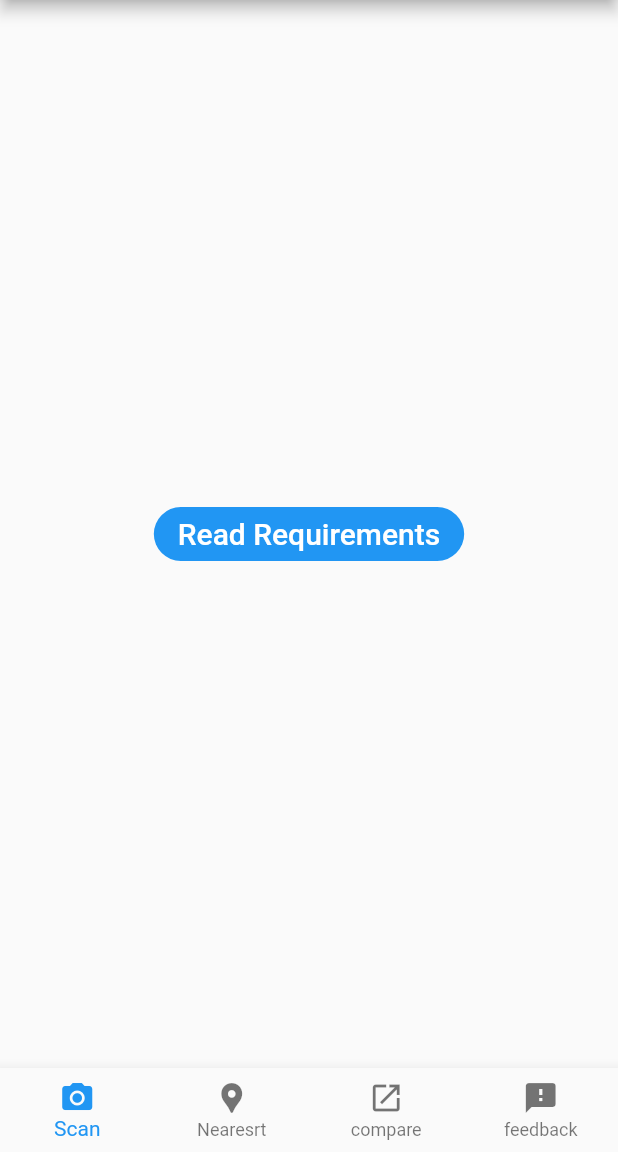
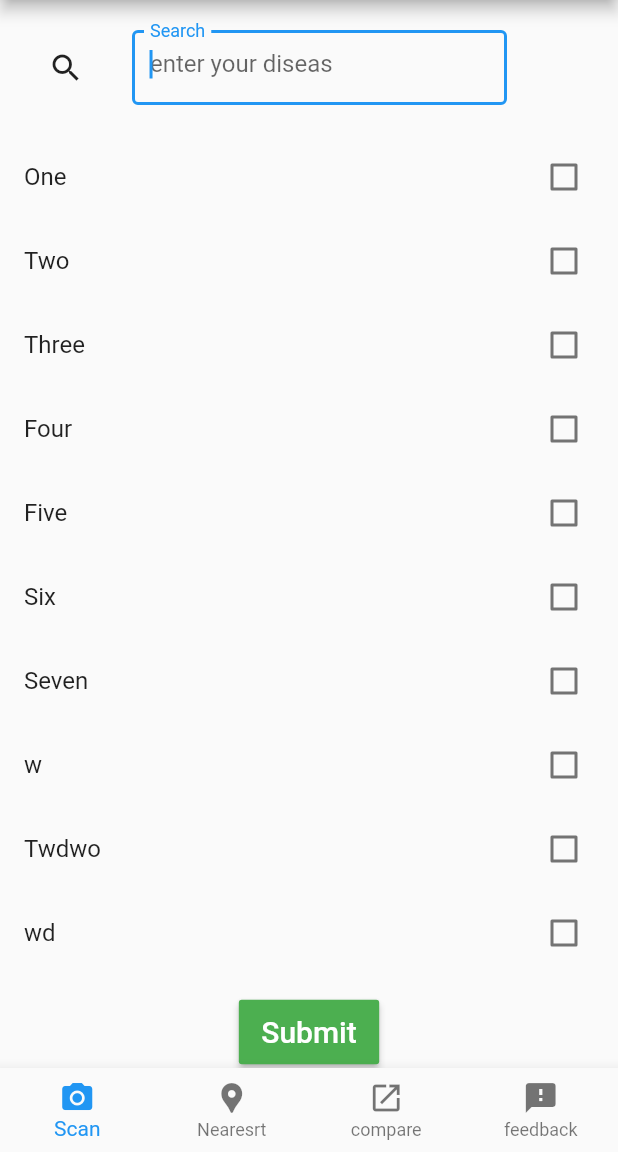
Before and after one commit to A-Alii/Medical-Analysis-Reader, a Flutter app: the Know screen opened by its route, on a phone screen of 412 x 824 dp, the part 84-1236 px from its top. Run offline on Flutter 3.47's test engine with Material 2 defaults, Android fonts, the phone set to English and light mode, and no system bars; our stand-ins replace curved_navigation_bar, image_cropper, image_picker, shared_preferences, toast; accounts and stored records are empty; network calls fail.

Commit message:
new features

```diff
--- a/lib/Pages/know-analysis.dart
+++ b/lib/Pages/know-analysis.dart
@@ -18,6 +18,37 @@ class Know extends StatefulWidget {
 }
 
 class _KnowState extends State<Know> {
+  Map<String, bool> numbers = {
+    'One': false,
+    'Two': false,
+    'Three': false,
+    'Four': false,
+    'Five': false,
+    'Six': false,
+    'Seven': false,
+    'w': false,
+    'Twdwo': false,
+    'wd': false,
+    'wd': false,
+    'qa': false,
+    'Sixqwf': false,
+    'wd': false,
+  };
+  var holder_1 = [];
+  getItems() {
+    numbers.forEach((key, value) {
+      if (value == true) {
+        holder_1.add(key);
+      }
+    });
+
+    // Printing all selected items on Terminal screen.
+    print(holder_1);
+    // Here you will get all your selected Checkbox items.
+
+    // Clear array after use.
+    holder_1.clear();
+  }
   //  final allowNotifications = NotificationSetting(title: 'all Notifications');
 
   // final notifications = [
@@ -28,6 +59,7 @@ class _KnowState extends State<Know> {
   @override
   Widget build(BuildContext context) {
     var mdw = MediaQuery.of(context).size.width;
+
     return Scaffold(
         appBar: AppBar(
           actions: <Widget>[
@@ -40,6 +72,67 @@ class _KnowState extends State<Know> {
           centerTitle: true,
         ),
         drawer: MyDrawer(),
+        body: Column(
+          children: <Widget>[
+            Container(
+              margin: EdgeInsets.only(top: 20, bottom: 20),
+              child: new Row(
+                children: [
+                  Container(
+                    child: FlatButton(
+                        onPressed: () => {}, child: Icon(Icons.search)),
+                  ),
+                  Container(
+                    height: 50,
+                    width: 250,
+                    child: new TextField(
+                      autocorrect: true,
+                      autofocus: true,
+                      keyboardType: TextInputType.text,
+                      decoration: new InputDecoration(
+                        labelText: 'Search',
+                        hintText: 'enter your diseas ',
+                        border: new OutlineInputBorder(
+                            //borderRadius: const BorderRadius.all(Radius.circular(30.0)),
+                            borderSide: BorderSide(
+                                color: Colors.white) //This is Ignored,
+                            ),
+                      ),
+                    ),
+                  ),
+                ],
+              ),
+            ),
+            Expanded(
+              child: ListView(
+                children: numbers.keys.map((String key) {
+                  return new CheckboxListTile(
+                    title: new Text(key),
+                    value: numbers[key],
+                    activeColor: Colors.black,
+                    checkColor: Colors.white,
+                    onChanged: (bool value) {
+                      setState(() {
+                        numbers[key] = value;
+                      });
+                    },
+                  );
+                }).toList(),
+              ),
+            ),
+            RaisedButton(
+              child: Text(
+                " Submit ",
+                style: TextStyle(fontSize: 20),
+              ),
+              onPressed: getItems,
+              color: Colors.green,
+              textColor: Colors.white,
+              splashColor: Colors.grey,
+              padding: EdgeInsets.fromLTRB(10, 10, 10, 10),
+            ),
+          ],
+        ),
 
         //      body: ListView(
         //         children: [
@@ -95,21 +188,23 @@ class _KnowState extends State<Know> {
         //         notification.title,
         //         style: TextStyle(fontSize: 20, fontWeight: FontWeight.bold),
         //       ),
-        //     );
-        body: Container(
-          child: Center(
-            child: MyButton(
-              title: "Read Requirements",
-              function: () {
-                Navigator.push(
-                  context,
-                  MaterialPageRoute(builder: (context) => ReadReq()),
-                );
-              },
-              mdw: mdw,
-            ),
-          ),
-        ),
+        // //     );
+
+        //POPUP
+        // body: Container(
+        //   child: Center(
+        //     child: MyButton(
+        //       title: "Read Requirements",
+        //       function: () {
+        //         Navigator.push(
+        //           context,
+        //           MaterialPageRoute(builder: (context) => ReadReq()),
+        //         );
+        //       },
+        //       mdw: mdw,
+        //     ),
+        //   ),
+        // ),
         //Navigation
         bottomNavigationBar: BottomNavigationBar(
           type: BottomNavigationBarType.fixed,
--- a/lib/Pages/login.dart
+++ b/lib/Pages/login.dart
@@ -245,7 +245,7 @@ class _LogInState extends State<LogIn> {
                           children: [
                             showsignin
                                 ? InkWell(
-                                    onTap: () {},
+                                    onTap: () {Navigator.of(context).pushNamed('Forget');},
                                     child: Text("Forgot Password",
                                         style: TextStyle(
                                           color: Colors.blue,
--- a/lib/Pages/nearest-lab.dart
+++ b/lib/Pages/nearest-lab.dart
@@ -6,8 +6,8 @@ import 'package:flutter/cupertino.dart';
 import 'package:flutter/material.dart';
 import 'package:medical/Components/mydrawer.dart';
 
-//import 'package:google_maps_flutter/google_maps_flutter.dart';
-//import 'package:search_map_place/search_map_place.dart';
+// import 'package:google_maps_flutter/google_maps_flutter.dart';
+//  import 'package:search_map_place/search_map_place.dart';
 import 'package:url_launcher/url_launcher.dart';
 class Nearest extends StatefulWidget {
   @override
@@ -72,7 +72,7 @@ class _NearestState extends State<Nearest> {
   }
 
    openurl() async{
-    const url1 ='https://www.google.com/maps/search/?api=1&query=medical+labs';
+    const url1 ='https://www.google.com/maps/search/?api=1&query=medical+laboratory';
     if (await canLaunch(url1)) {
       await launch(url1);
     } else {
--- a/lib/Pages/notes-on-analysis.dart
+++ b/lib/Pages/notes-on-analysis.dart
@@ -129,6 +129,7 @@ List<Vehicle> vehicles = [
     ['Body 1'],
     Icons.volume_up,
     ),
+
   new Vehicle(
     'Haemoglobin',
     ['Body 3'],
--- a/lib/main.dart
+++ b/lib/main.dart
@@ -7,6 +7,7 @@ import 'package:medical/Pages/know-analysis.dart';
 import 'package:medical/Pages/nearest-lab.dart';
 import 'package:medical/Pages/scan-anlysis.dart';
 import 'package:medical/slider/sliderintro.dart';
+import 'package:medical/Pages/forget-password.dart';
 
 void main() => runApp(MyApp());
 
@@ -39,11 +40,15 @@ class MyApp extends StatelessWidget {
         'Information': (context) {
           return Information();
         },
+    'Forget': (context) {
+    return ForgetPassword();},
+
         'Feedback': (context) {
           return Feedback1();
         },
         'Know': (context) {
           return Know();
+
         },
       },
       // End Project
```
Also changed, not shown: lib/Pages/forget-password.dart (added, +108 -0 lines).
